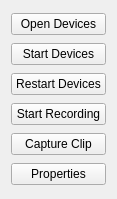
First picture: the form in src/app/widgets/SessionControlsWidget/sessioncontrolswidget.ui, repository m-riley04/ModularSensorSystem, before the edit.
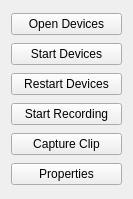
Second picture: the form after the edit. Icons and pictures are not drawn.

Patch:
```diff
--- a/src/app/widgets/SessionControlsWidget/sessioncontrolswidget.ui
+++ b/src/app/widgets/SessionControlsWidget/sessioncontrolswidget.ui
@@ -6,7 +6,7 @@
    <rect>
     <x>0</x>
     <y>0</y>
-    <width>117</width>
+    <width>133</width>
     <height>199</height>
    </rect>
   </property>
```
Left out of the diff: 27 changed lines with no effect on the pictures.
